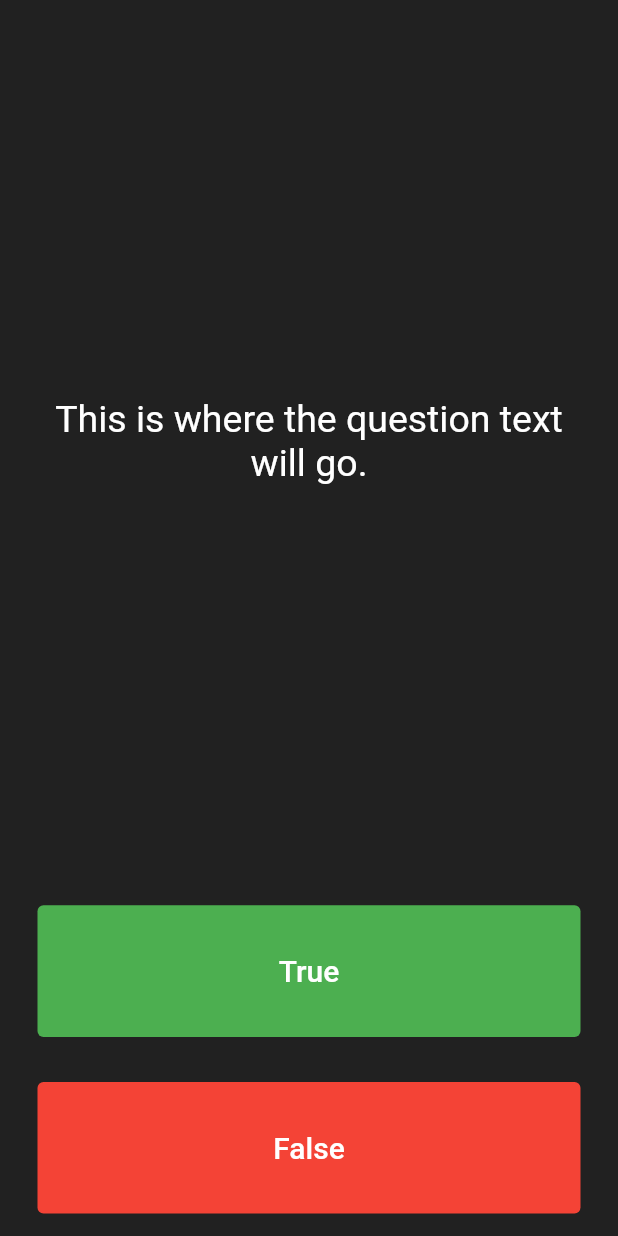
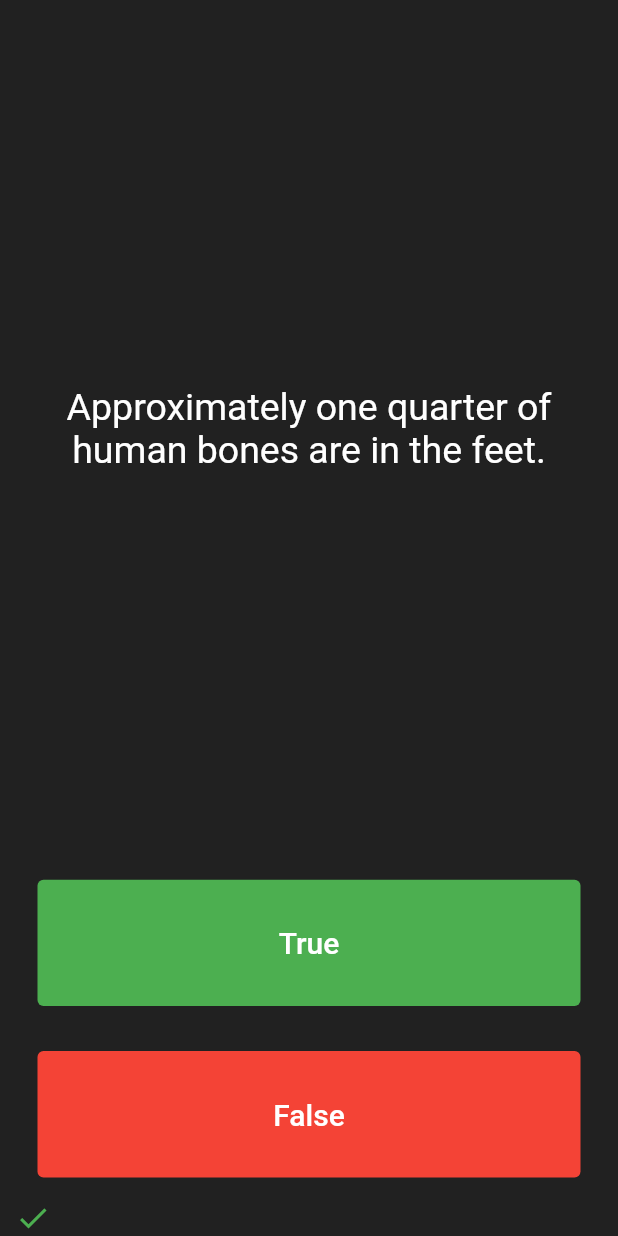
Before and after one commit to bunnyBites/quizz_sprout_flutter, a Flutter app: the screen it shows after launch, after a tap on "True", on a phone screen of 412 x 824 dp. Run offline on Flutter 3.47's test engine with Material 2 defaults, Android fonts, the phone set to English and light mode, and no system bars.

Commit message:
add question and state update functionality

```diff
--- a/lib/main.dart
+++ b/lib/main.dart
@@ -1,3 +1,5 @@
+import 'dart:math';
+
 import 'package:flutter/material.dart';
 
 void main() => runApp(const Quizzler());
@@ -29,21 +31,30 @@ class QuizPage extends StatefulWidget {
 }
 
 class _QuizPageState extends State<QuizPage> {
+  List<Icon> iconList = [];
+  List<String> quitionare = [
+    'You can lead a cow down stairs but not up stairs.',
+    'Approximately one quarter of human bones are in the feet.',
+    "A slug's blood is green.",
+  ];
+
+  int currentStep = 0;
+
   @override
   Widget build(BuildContext context) {
     return Column(
       mainAxisAlignment: MainAxisAlignment.spaceBetween,
       crossAxisAlignment: CrossAxisAlignment.stretch,
       children: <Widget>[
-        const Expanded(
+        Expanded(
           flex: 5,
           child: Padding(
-            padding: EdgeInsets.all(10.0),
+            padding: const EdgeInsets.all(10.0),
             child: Center(
               child: Text(
-                'This is where the question text will go.',
+                quitionare[currentStep],
                 textAlign: TextAlign.center,
-                style: TextStyle(
+                style: const TextStyle(
                   fontSize: 25.0,
                   color: Colors.white,
                 ),
@@ -53,7 +64,9 @@ class _QuizPageState extends State<QuizPage> {
         ),
         choiceButton("True", Colors.green),
         choiceButton("False", Colors.red),
+
         //TODO: Add a Row here as your score keeper
+        Row(children: iconList)
       ],
     );
   }
@@ -73,6 +86,27 @@ class _QuizPageState extends State<QuizPage> {
           ),
           onPressed: () {
             //The user picked true.
+            if (currentStep > 2) return;
+
+            setState(() {
+              currentStep += 1;
+            });
+
+            if (buttonLabel == "True") {
+              setState(() {
+                iconList.add(const Icon(
+                  Icons.check,
+                  color: Colors.green,
+                ));
+              });
+            } else {
+              setState(() {
+                iconList.add(const Icon(
+                  Icons.close,
+                  color: Colors.red,
+                ));
+              });
+            }
           },
         ),
       ),
@@ -81,7 +115,7 @@ class _QuizPageState extends State<QuizPage> {
 }
 
 /*
-question1: 'You can lead a cow down stairs but not up stairs.', false,
+question1: , false,
 question2: 'Approximately one quarter of human bones are in the feet.', true,
 question3: 'A slug\'s blood is green.', true,
 */
```
